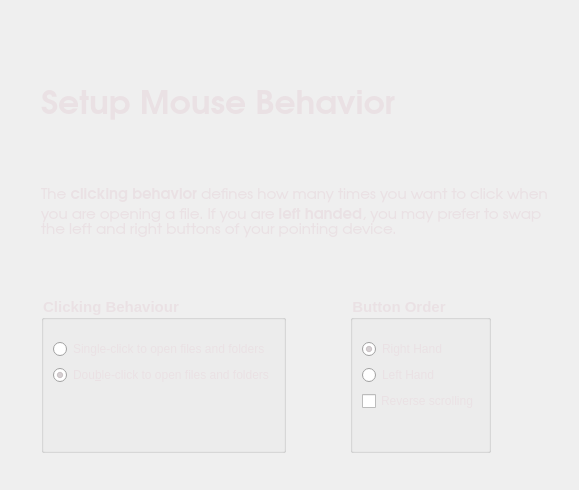
Qt form kde/kaptan/src/gui/mouseWidget.ui (pars-linux/uludag) before a commit.
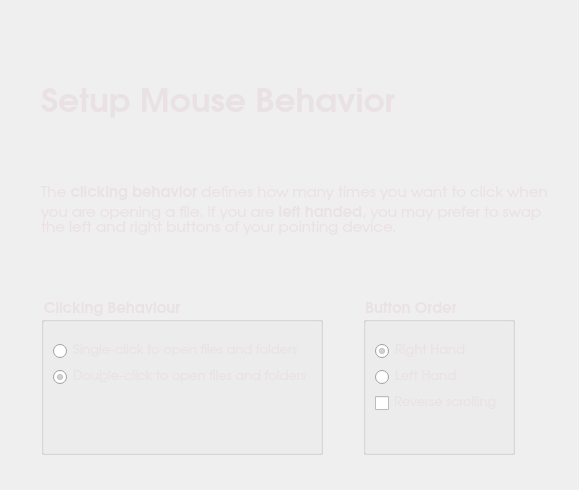
The same form after that commit.

```diff
--- a/kde/kaptan/src/gui/mouseWidget.ui
+++ b/kde/kaptan/src/gui/mouseWidget.ui
@@ -138,6 +138,7 @@
           <widget class="QGroupBox" name="groupBoxClickBehaviour">
            <property name="font">
             <font>
+             <family>URW Gothic L</family>
              <pointsize>11</pointsize>
              <weight>75</weight>
              <bold>true</bold>
@@ -153,7 +154,7 @@
             <string>Clicking Behaviour</string>
            </property>
            <property name="flat">
-            <bool>false</bool>
+            <bool>true</bool>
            </property>
            <property name="checkable">
             <bool>false</bool>
@@ -163,6 +164,8 @@
              <widget class="QRadioButton" name="DoubleClick">
               <property name="font">
                <font>
+                <family>URW Gothic L</family>
+                <pointsize>10</pointsize>
                 <weight>50</weight>
                 <italic>false</italic>
                 <bold>false</bold>
@@ -184,6 +187,12 @@
               <property name="enabled">
                <bool>true</bool>
               </property>
+              <property name="font">
+               <font>
+                <family>URW Gothic L</family>
+                <pointsize>10</pointsize>
+               </font>
+              </property>
               <property name="mouseTracking">
                <bool>true</bool>
               </property>
@@ -254,6 +263,7 @@
           <widget class="QGroupBox" name="groupBoxButtonOrder">
            <property name="font">
             <font>
+             <family>URW Gothic L</family>
              <pointsize>11</pointsize>
              <weight>75</weight>
              <bold>true</bold>
@@ -265,9 +275,21 @@
            <property name="title">
             <string>Button Order</string>
            </property>
+           <property name="flat">
+            <bool>true</bool>
+           </property>
+           <property name="checkable">
+            <bool>false</bool>
+           </property>
            <layout class="QGridLayout" name="gridLayout_2">
             <item row="2" column="0">
              <widget class="QRadioButton" name="radioButtonRightHand">
+              <property name="font">
+               <font>
+                <family>URW Gothic L</family>
+                <pointsize>10</pointsize>
+               </font>
+              </property>
               <property name="text">
                <string>Right Hand</string>
               </property>
@@ -278,6 +300,12 @@
             </item>
             <item row="4" column="0">
              <widget class="QCheckBox" name="checkReverse">
+              <property name="font">
+               <font>
+                <family>URW Gothic L</family>
+                <pointsize>10</pointsize>
+               </font>
+              </property>
               <property name="styleSheet">
                <string notr="true">color:#eae1e4</string>
               </property>
@@ -288,6 +316,12 @@
             </item>
             <item row="3" column="0">
              <widget class="QRadioButton" name="radioButtonLeftHand">
+              <property name="font">
+               <font>
+                <family>URW Gothic L</family>
+                <pointsize>10</pointsize>
+               </font>
+              </property>
               <property name="text">
                <string>Left Hand</string>
               </property>
```
